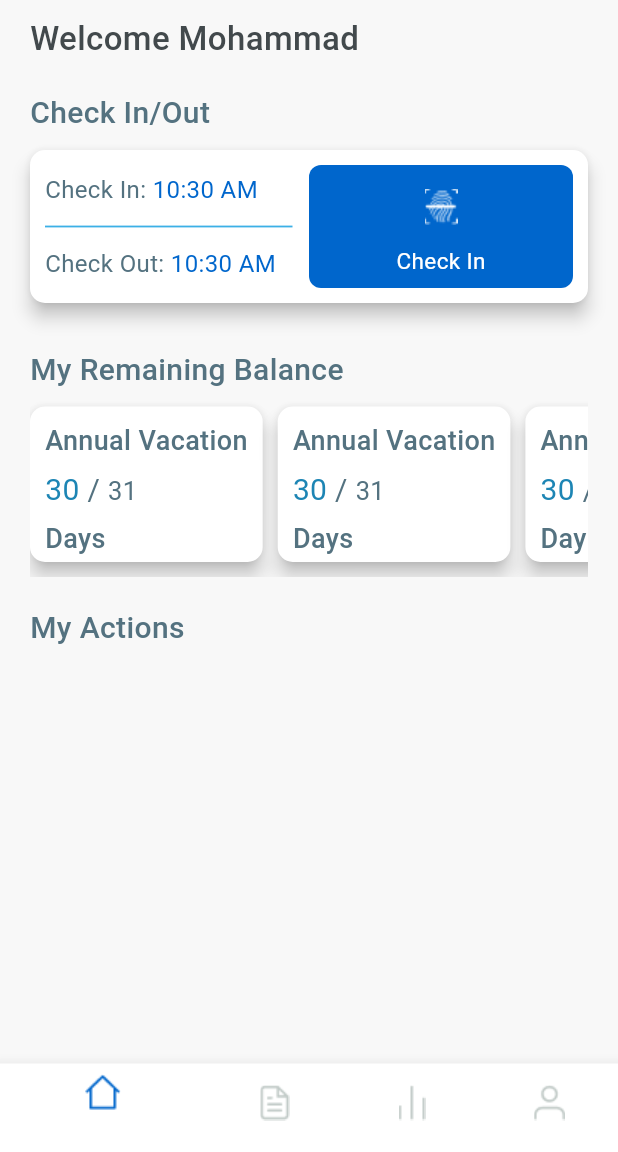
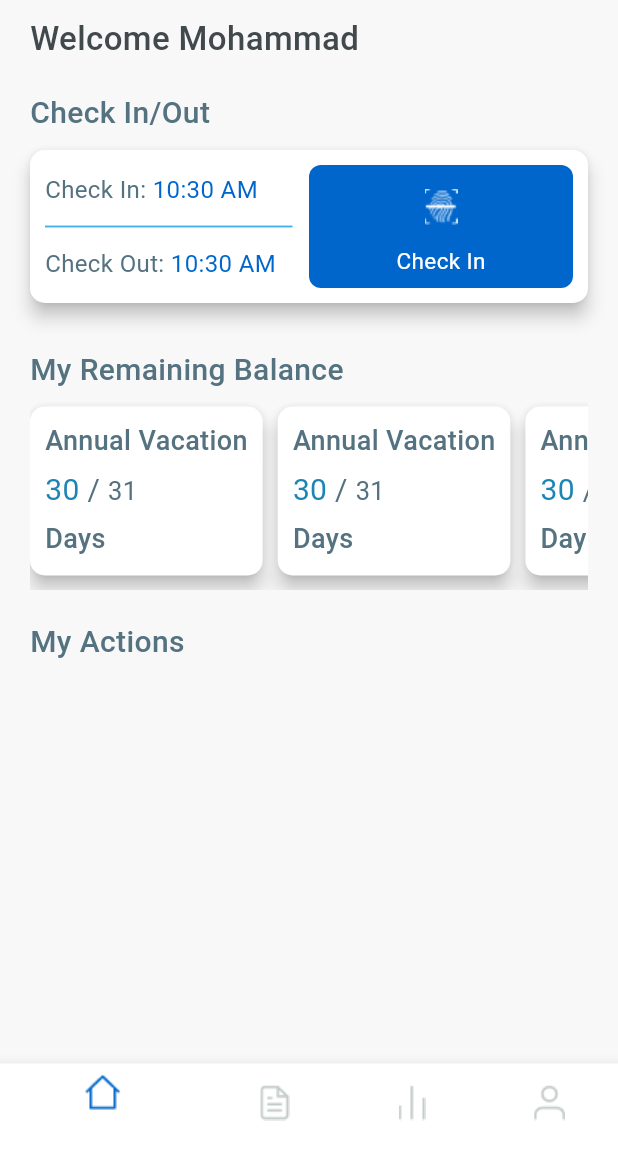
Before and after one commit to mohammadz0606/hr-management, a Flutter app: the NavigationScreen screen opened by its route, on a phone screen of 412 x 824 dp, the part 84-1236 px from its top. Run offline on Flutter 3.47's test engine with Material 3 defaults, Android fonts, the phone set to English and light mode, and no system bars; our stand-ins replace bloc, flutter_bloc, flutter_svg.

Commit message:
add My Remaining Balance ui

```diff
--- a/lib/screens/home.dart
+++ b/lib/screens/home.dart
@@ -51,7 +51,7 @@ class HomeScreen extends StatelessWidget {
             text: 'My Remaining Balance',
           ),
           SizedBox(
-            height: MediaQuery.of(context).size.height * 0.15,
+            height: MediaQuery.of(context).size.height * 0.161,
             child: const RemainingBalanceList(),
           ),
           const SizedBox(height: 20),
```
